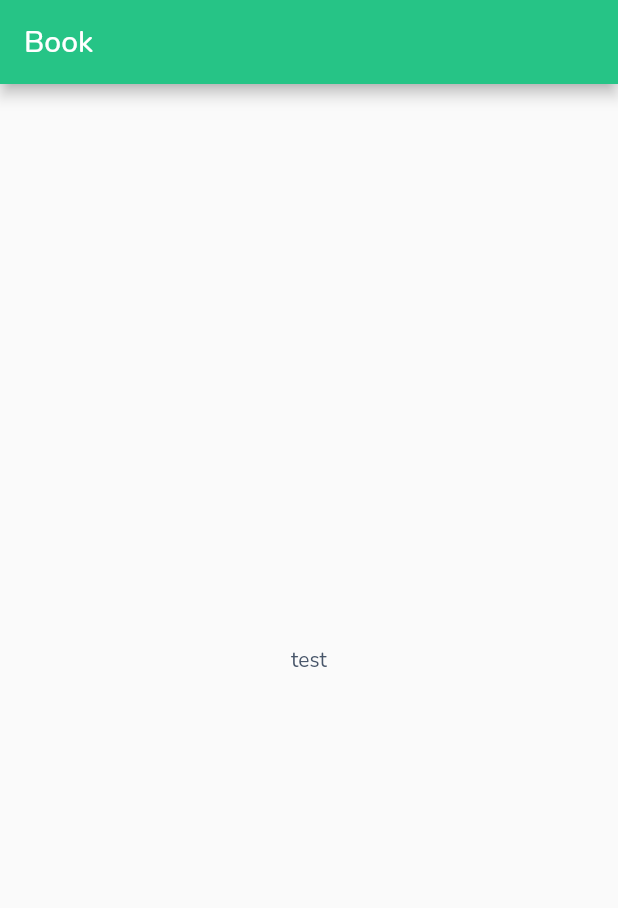
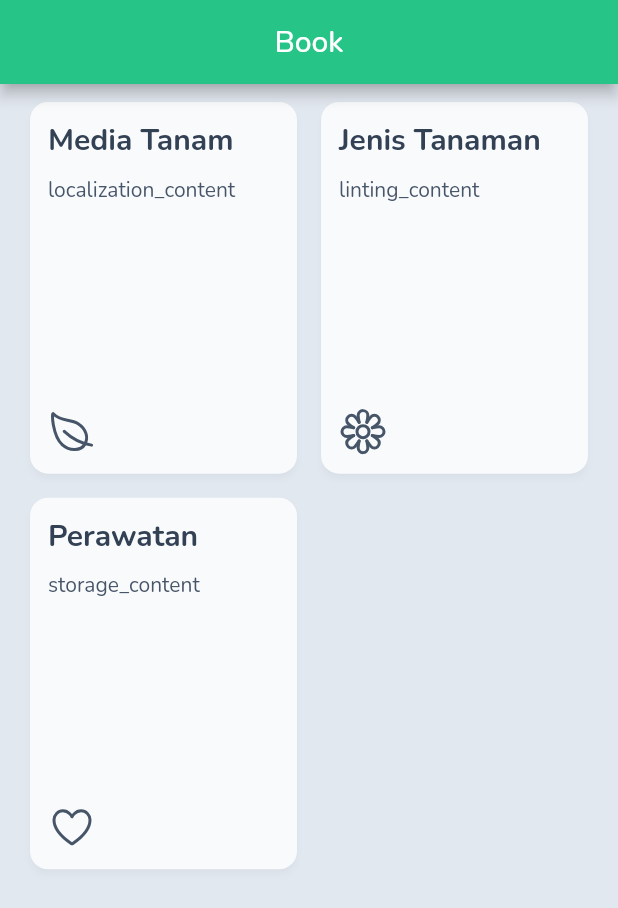
Before and after one commit to LeToyek/greeny, a Flutter app: the BookScreen screen opened by its route, on a phone screen of 412 x 824 dp. Shown: the top 908 px of the screen. Run offline on Flutter 3.47's test engine with Material 2 defaults, Android fonts, the phone set to English and light mode, and no system bars; our stand-ins replace easy_localization, flutter_riverpod, go_router, google_fonts, hive, ionicons; accounts and stored records are empty; network calls fail.

Commit message:
feat: init book page

```diff
--- a/lib/ui/screen/book/book_screen.dart
+++ b/lib/ui/screen/book/book_screen.dart
@@ -1,4 +1,6 @@
 import 'package:flutter/material.dart';
+import 'package:greenify/ui/widgets/card/info_card.dart';
+import 'package:ionicons/ionicons.dart';
 
 class BookScreen extends StatelessWidget {
   const BookScreen({super.key});
@@ -8,10 +10,44 @@ class BookScreen extends StatelessWidget {
     return Scaffold(
       appBar: AppBar(
         actions: const [],
-        title: const Text("Book"),
+        centerTitle: true,
+        title: const Text(
+          "Book",
+        ),
       ),
-      body: const Center(
-        child: Text("test"),
+      body: Material(
+        color: Theme.of(context).colorScheme.background,
+        child: ListView(
+            padding: const EdgeInsets.symmetric(horizontal: 16, vertical: 8),
+            physics: const BouncingScrollPhysics(),
+            children: [
+              GridView.count(
+                physics: const NeverScrollableScrollPhysics(),
+                shrinkWrap: true,
+                crossAxisCount: 2,
+                crossAxisSpacing: 8,
+                mainAxisSpacing: 8,
+                childAspectRatio: 4 / 5.5,
+                padding: EdgeInsets.zero,
+                children: const <GrInfoCard>[
+                  GrInfoCard(
+                      title: 'Media Tanam',
+                      content: 'localization_content',
+                      icon: Ionicons.leaf_outline,
+                      isPrimaryColor: false),
+                  GrInfoCard(
+                      title: 'Jenis Tanaman',
+                      content: 'linting_content',
+                      icon: Ionicons.flower_outline,
+                      isPrimaryColor: false),
+                  GrInfoCard(
+                      title: 'Perawatan',
+                      content: 'storage_content',
+                      icon: Ionicons.heart_outline,
+                      isPrimaryColor: false),
+                ],
+              ),
+            ]),
       ),
     );
   }
```
